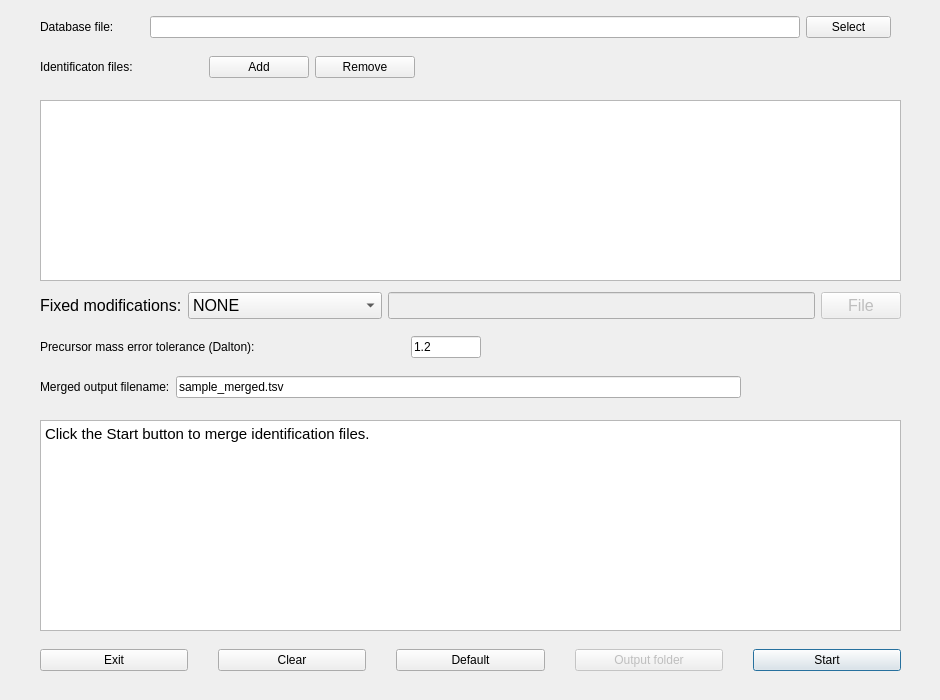
The window that src/gui/topmerge/topmergedialog.ui (toppic-suite/toppic-suite) describes before a commit, drawn with Qt 5.
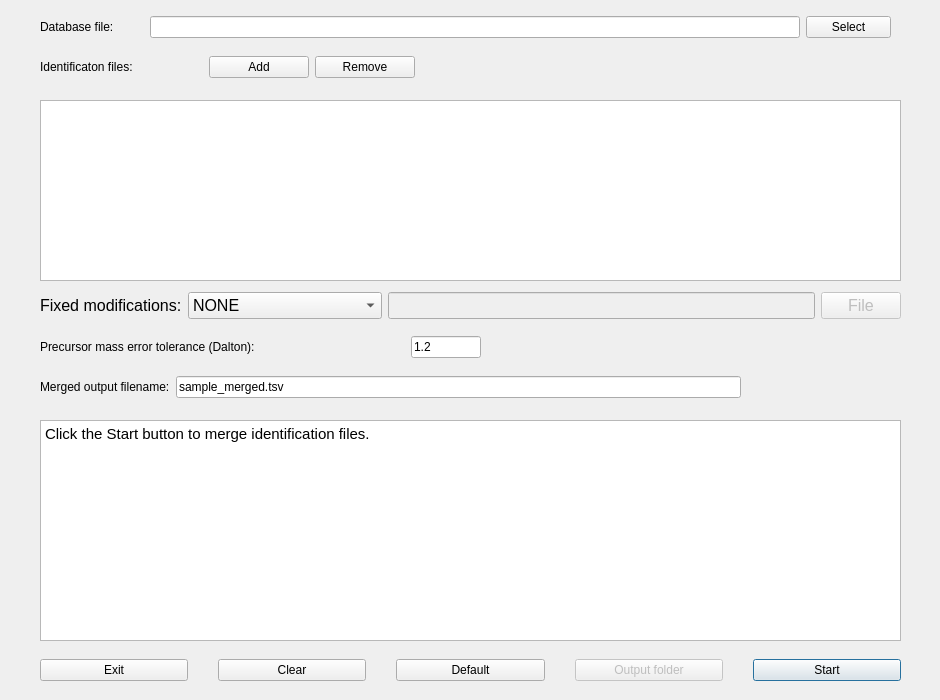
The same window after the commit. Icons and pictures are not drawn.

Commit message: Slightly adjusted the gui.

Patch:
```diff
--- a/src/gui/topmerge/topmergedialog.ui
+++ b/src/gui/topmerge/topmergedialog.ui
@@ -143,7 +143,7 @@
    <property name="geometry">
     <rect>
      <x>40</x>
-     <y>640</y>
+     <y>650</y>
      <width>861</width>
      <height>41</height>
     </rect>
@@ -216,7 +216,7 @@
      <x>40</x>
      <y>420</y>
      <width>861</width>
-     <height>211</height>
+     <height>221</height>
     </rect>
    </property>
    <property name="html">
```
The commit also changes 2 other files.
